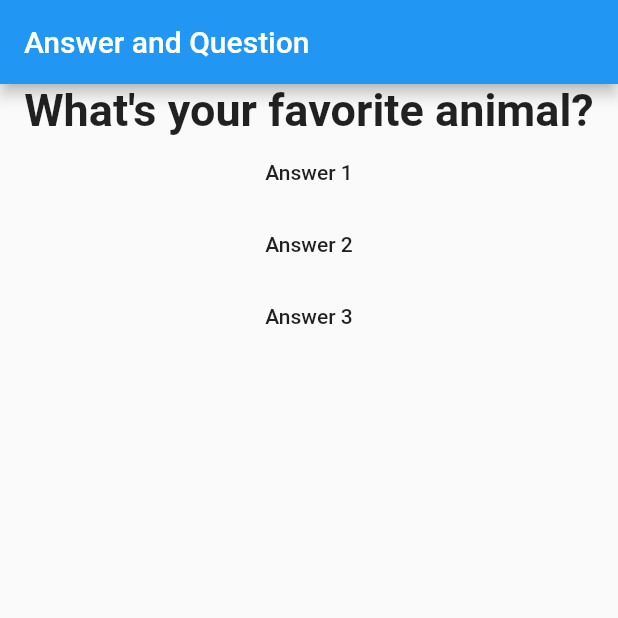
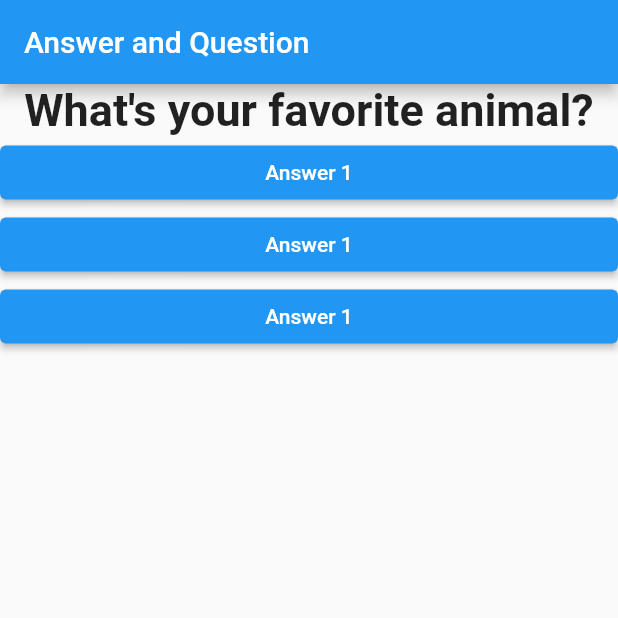
Before and after one commit to baynarkozcu/extraiapp, a Flutter app: the screen it shows after launch, after a tap on "Answer 1", on a phone screen of 412 x 824 dp, the top half of it. Run offline on Flutter 3.47's test engine with Material 2 defaults, Android fonts, the phone set to English and light mode, and no system bars; missing offline and left inert: dart:ffi.

Commit message:
answer widget is created

```diff
--- /dev/null
+++ b/lib/answer.dart
@@ -0,0 +1,21 @@
+import 'package:flutter/material.dart';
+
+class Answer extends StatelessWidget {
+  final Function selectHandler;
+
+  Answer(this.selectHandler);
+
+  @override
+  Widget build(BuildContext context) {
+    return Container(
+      width: double.infinity,
+      child: ElevatedButton(
+        child: Text("Answer 1"),
+        style: ButtonStyle(
+          backgroundColor: MaterialStateProperty.all<Color>(Colors.blue),
+        ),
+        onPressed: selectHandler,
+      ),
+    );
+  }
+}
--- a/lib/main.dart
+++ b/lib/main.dart
@@ -2,6 +2,7 @@ import 'dart:ffi';
 
 import 'package:flutter/cupertino.dart';
 import 'package:flutter/material.dart';
+import 'package:flutter_extraiapp/answer.dart';
 import 'package:flutter_extraiapp/question.dart';
 
 void main() {
@@ -18,7 +19,7 @@ class MyApp extends StatefulWidget {
 class _MyAppState extends State<MyApp> {
   var questionIndex = 0;
 
-  Void answerQuestions() {
+  Void _answerQuestions() {
     setState(() {
       questionIndex++;
     });
@@ -40,20 +41,9 @@ class _MyAppState extends State<MyApp> {
         body: Column(
           children: [
             Question(questions[questionIndex]),
-            MaterialButton(
-              child: Text("Answer 1"),
-              onPressed: () {
-                answerQuestions();
-              },
-            ),
-            MaterialButton(
-              child: Text("Answer 2"),
-              onPressed: answerQuestions,
-            ),
-            MaterialButton(
-              child: Text("Answer 3"),
-              onPressed: answerQuestions,
-            )
+            Answer(_answerQuestions),
+            Answer(_answerQuestions),
+            Answer(_answerQuestions),
           ],
         ),
       ),
```
